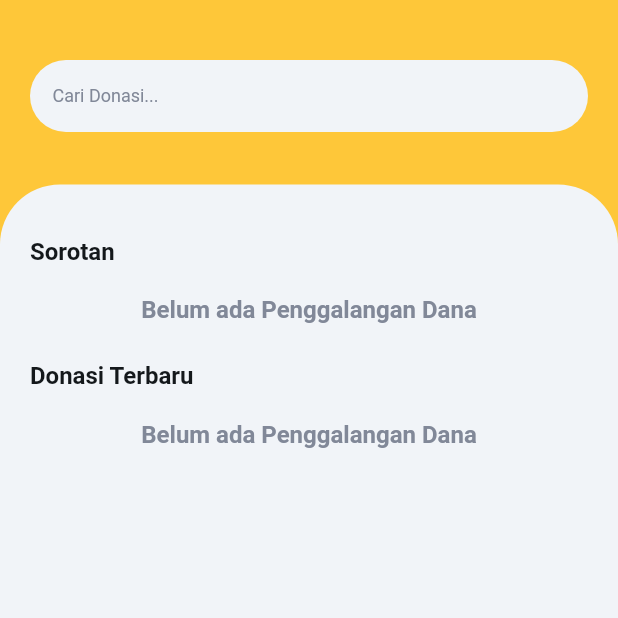
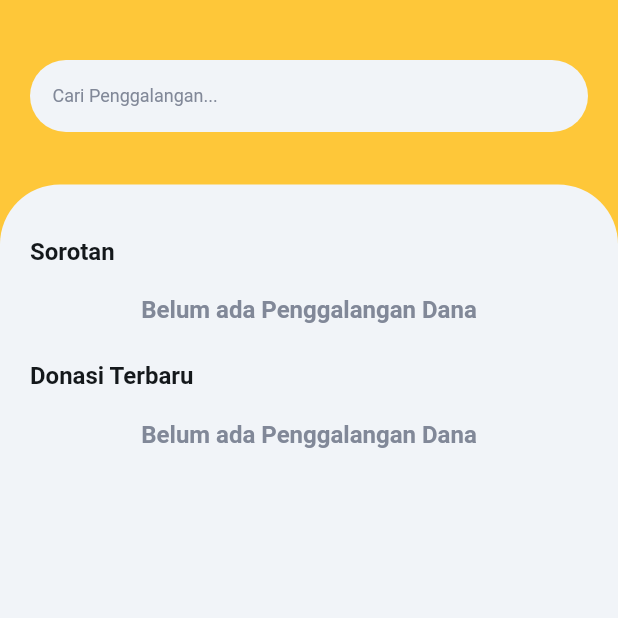
Before and after one commit to ngodeing/mimpi_kita, a Flutter app: the screen it shows once a user with an empty profile is signed in, on a phone screen of 412 x 824 dp, the top half of it. Run offline on Flutter 3.47's test engine with Material 3 defaults, Android fonts, the phone set to English and light mode, and no system bars; our stand-ins replace auto_size_text, cloud_firestore, dropdown_button2, file_picker, firebase_auth, firebase_core and 16 more; missing offline and left inert: json_path, mime_type; accounts and stored records are empty; Roboto replaces fonts that are missing (Readex Pro).

Commit message:
memperbaiki pencarian

```diff
--- a/lib/home_page/home_page_widget.dart
+++ b/lib/home_page/home_page_widget.dart
@@ -106,7 +106,7 @@ class _HomePageWidgetState extends State<HomePageWidget> {
                                 padding: EdgeInsetsDirectional.fromSTEB(
                                     15.0, 0.0, 0.0, 0.0),
                                 child: Text(
-                                  'Cari Donasi...',
+                                  'Cari Penggalangan...',
                                   style: FlutterFlowTheme.of(context)
                                       .bodyMedium
                                       .override(
```
